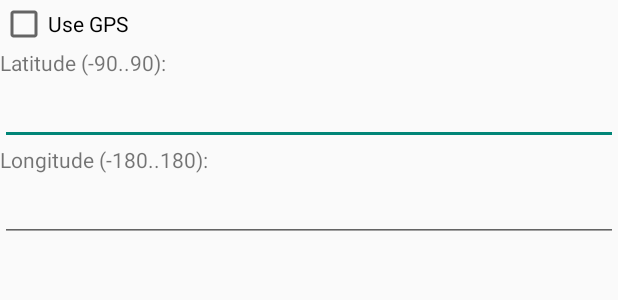
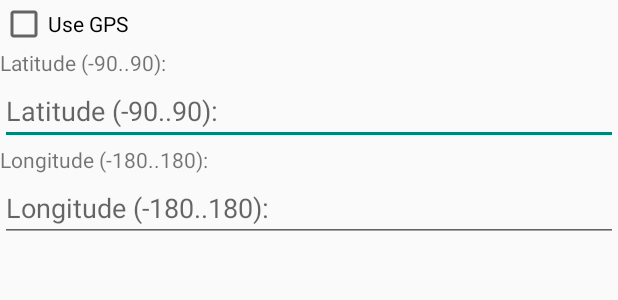
Before and after one commit to tengel/AndroidPlanisphere, an Android app: the layout location_dialog.xml on its own in the app's theme, with its tools: preview values and no code run, on a phone screen of 412 x 824 dp. Shown: the top 300 px of the screen. Run offline under Robolectric (Android 15) with nearby library versions, the phone set to English and light mode, and no system bars.

Commit message:
changelog for 1.3.0, fix several warnings

```diff
--- a/app/src/main/java/org/tengel/planisphere/dialog/LocationDialog.java
+++ b/app/src/main/java/org/tengel/planisphere/dialog/LocationDialog.java
@@ -55,8 +55,7 @@ public class LocationDialog extends DialogFragment
     {
         AlertDialog.Builder builder = new AlertDialog.Builder(getActivity());
         builder.setTitle(R.string.action_location);
-        LayoutInflater inflater = requireActivity().getLayoutInflater();
-        View view = inflater.inflate(R.layout.location_dialog, null);
+        View view = View.inflate(getContext(), R.layout.location_dialog, null);
         builder.setView(view);
         final EditText latEdit = view.findViewById(R.id.editLatitude);
         latEdit.setText(String.valueOf(Settings.instance().getLatitude()));
--- a/app/src/main/java/org/tengel/planisphere/dialog/ObjectsNearbyDialog.java
+++ b/app/src/main/java/org/tengel/planisphere/dialog/ObjectsNearbyDialog.java
@@ -62,8 +62,8 @@ public class ObjectsNearbyDialog extends DialogFragment
         tv.setText(String.format(" " + getString(R.string.azimuth) + ": %.1f°   " +
                    getString(R.string.elevation) + ": %.1f°", azimuth, elevation));
         ListView lv = new ListView(getContext());
-        ArrayAdapter lvAdapter = new ArrayAdapter(getContext(), android.R.layout.simple_list_item_1,
-                                                  nameArray);
+        ArrayAdapter<String> lvAdapter = new ArrayAdapter<>(getContext(),
+                android.R.layout.simple_list_item_1, nameArray);
         lv.setAdapter(lvAdapter);
         lv.setOnItemClickListener(new AdapterView.OnItemClickListener() {
             @Override
--- a/app/src/main/java/org/tengel/planisphere/dialog/SettingsDialog.java
+++ b/app/src/main/java/org/tengel/planisphere/dialog/SettingsDialog.java
@@ -38,8 +38,7 @@ public class SettingsDialog extends DialogFragment
     {
         AlertDialog.Builder builder = new AlertDialog.Builder(getActivity());
         builder.setTitle(R.string.action_settings);
-        LayoutInflater inflater = requireActivity().getLayoutInflater();
-        View view = inflater.inflate(R.layout.settings_dialog, null);
+        View view = View.inflate(getContext(), R.layout.settings_dialog, null);
         builder.setView(view);
         final Spinner spinner = (Spinner) view.findViewById(R.id.const_langauge);
         final CheckBox keepScreen = (CheckBox) view.findViewById(R.id.keepScreenOn);
--- a/app/src/main/java/org/tengel/planisphere/dialog/TimeDialog.java
+++ b/app/src/main/java/org/tengel/planisphere/dialog/TimeDialog.java
@@ -61,8 +61,7 @@ public class TimeDialog extends DialogFragment
     {
         AlertDialog.Builder builder = new AlertDialog.Builder(getActivity());
         builder.setTitle(R.string.action_time);
-        LayoutInflater inflater = requireActivity().getLayoutInflater();
-        View view = inflater.inflate(R.layout.time_dialog, null);
+        View view = View.inflate(getContext(), R.layout.time_dialog, null);
         builder.setView(view);
         GregorianCalendar currTime = Settings.instance().getCurrentTime();
         mTp = view.findViewById(R.id.timePicker);
@@ -114,7 +113,7 @@ public class TimeDialog extends DialogFragment
         return builder.create();
     }
 
-    void setToNow()
+    private void setToNow()
     {
         GregorianCalendar now = new GregorianCalendar();
         mTp.setCurrentHour(now.get(Calendar.HOUR_OF_DAY));
--- a/app/src/main/res/layout/location_dialog.xml
+++ b/app/src/main/res/layout/location_dialog.xml
@@ -22,7 +22,8 @@
         android:layout_width="match_parent"
         android:layout_height="wrap_content"
         android:inputType="numberDecimal|numberSigned"
-        tools:ignore="Autofill"/>
+        tools:ignore="Autofill"
+        android:hint="@string/latitude"/>
 
     <TextView
         android:id="@+id/textView2"
@@ -35,6 +36,7 @@
         android:layout_width="match_parent"
         android:layout_height="wrap_content"
         android:inputType="numberDecimal|numberSigned"
-        tools:ignore="Autofill"/>
+        tools:ignore="Autofill"
+        android:hint="@string/longitude"/>
 
 </LinearLayout>
--- a/app/src/main/res/layout/time_dialog.xml
+++ b/app/src/main/res/layout/time_dialog.xml
@@ -16,11 +16,9 @@
         android:id="@+id/datePicker"
         android:layout_width="match_parent"
         android:layout_height="wrap_content"
-        android:datePickerMode="spinner"
         android:calendarViewShown="false" />
     <TimePicker
         android:id="@+id/timePicker"
         android:layout_width="match_parent"
-        android:layout_height="wrap_content"
-        android:timePickerMode="spinner" />
+        android:layout_height="wrap_content" />
 </LinearLayout>
--- a/app/src/main/res/values/strings.xml
+++ b/app/src/main/res/values/strings.xml
@@ -5,7 +5,6 @@
     <string name="action_about">About</string>
     <string name="action_magnitude">Max. magnitude</string>
     <string name="action_theme">Theme</string>
-    <string name="action_search">Search</string>
     <string name="action_settings">Settings</string>
     <string name="display_options">Display options</string>
     <string name="theme">Theme</string>
```
Also changed, not shown: 5 other files.
